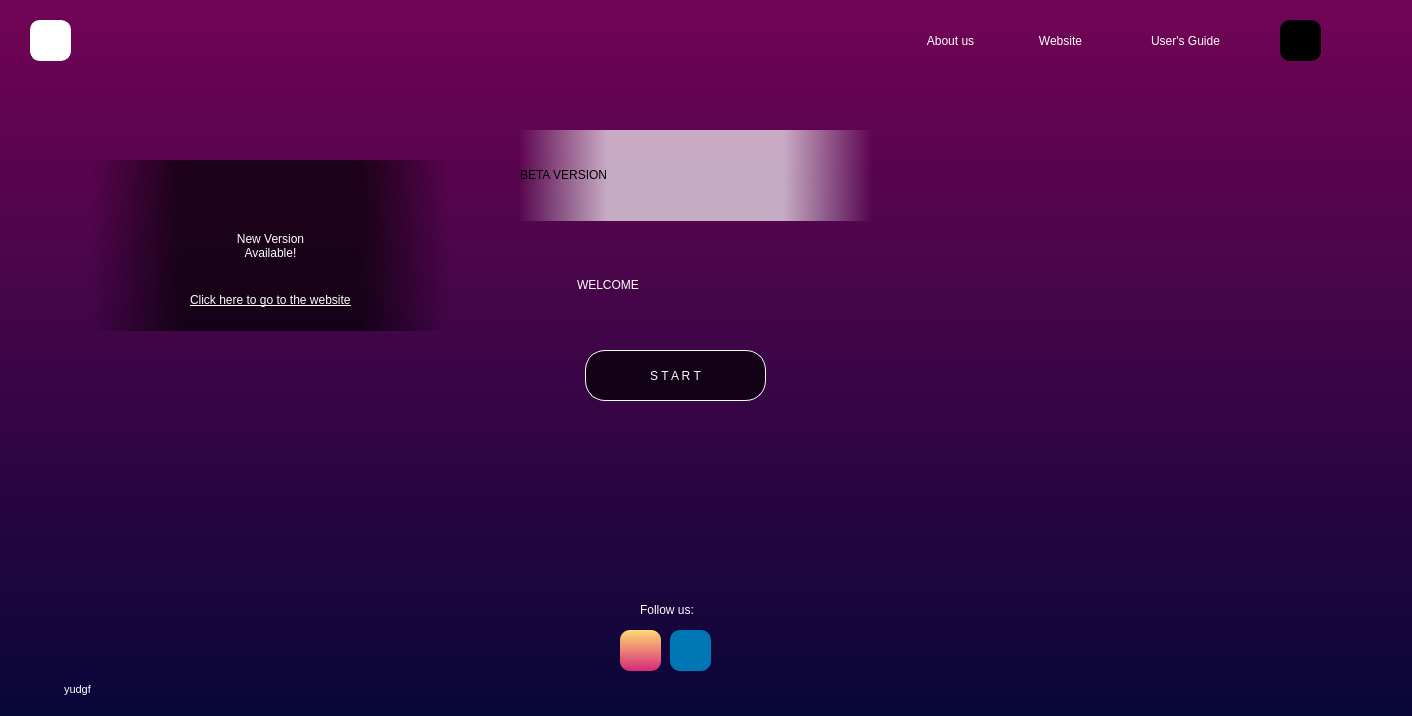
The window that New_Assets/untitled_beta.ui (CodeALPHA007/Shunya) describes before a commit, drawn with Qt 5.
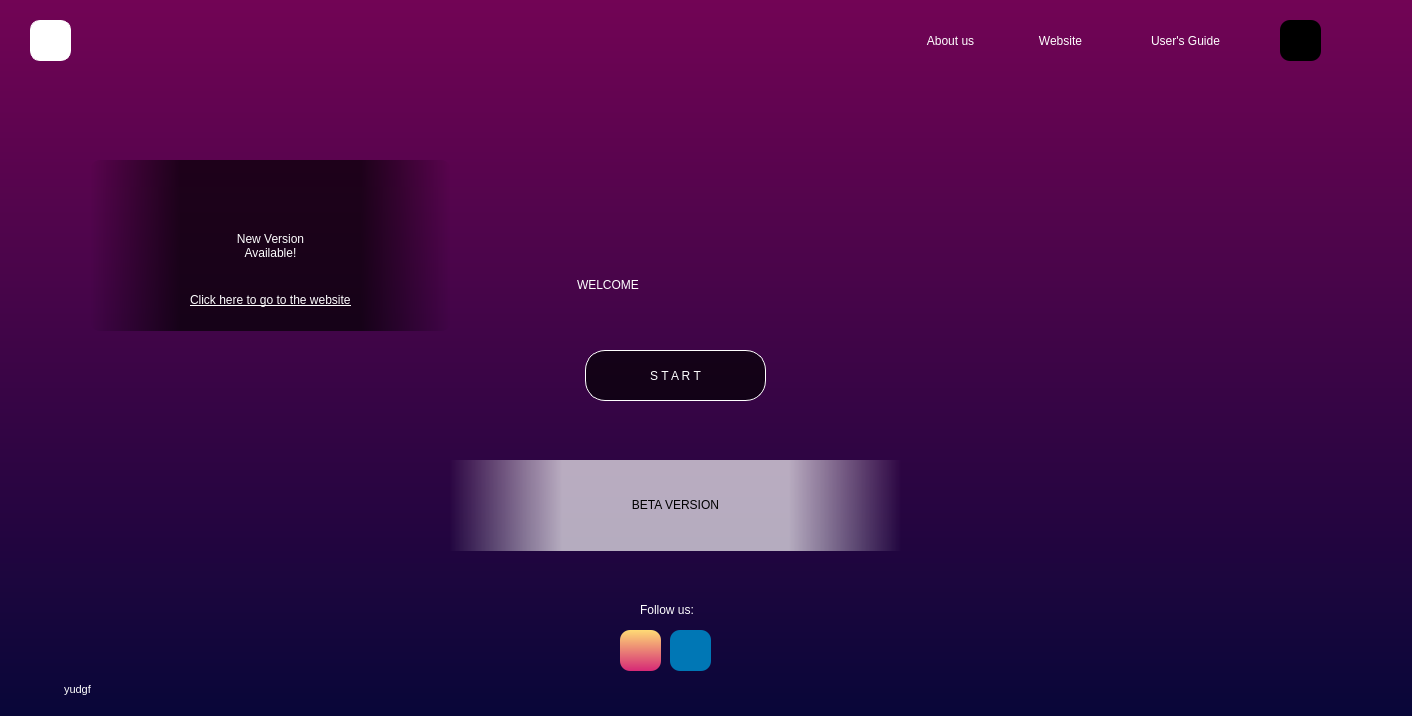
The same window after the commit.

```diff
--- a/New_Assets/untitled_beta.ui
+++ b/New_Assets/untitled_beta.ui
@@ -398,9 +398,9 @@
    <widget class="QLabel" name="label_3">
     <property name="geometry">
      <rect>
-      <x>520</x>
-      <y>130</y>
-      <width>351</width>
+      <x>450</x>
+      <y>460</y>
+      <width>451</width>
       <height>91</height>
      </rect>
     </property>
@@ -409,7 +409,7 @@
     </property>
     <property name="styleSheet">
      <string notr="true">font: 75 36pt &quot;Courier New&quot;;
-background-color:qlineargradient(spread:pad, x1:0, y1:0, x2:1, y2:0, stop:0 rgba(255, 255, 255, 3), stop:0.25 rgba(255, 255, 255, 170), stop:0.75 rgba(255, 255, 255, 170), stop:1 rgba(255,255,255,3));
+background-color:qlineargradient(spread:pad, x1:0, y1:0, x2:1, y2:0, stop:0 rgba(255, 255, 255, 0), stop:0.25 rgba(255, 255, 255, 170), stop:0.75 rgba(255, 255, 255, 170), stop:1 rgba(255,255,255,0));
 color:black;border:none;</string>
     </property>
     <property name="frameShape">
@@ -422,7 +422,7 @@
      <number>0</number>
     </property>
     <property name="text">
-     <string>BETA VERSION</string>
+     <string>&lt;html&gt;&lt;head/&gt;&lt;body&gt;&lt;p align=&quot;center&quot;&gt;BETA VERSION&lt;/p&gt;&lt;/body&gt;&lt;/html&gt;</string>
     </property>
    </widget>
    <zorder>_label</zorder>
```
